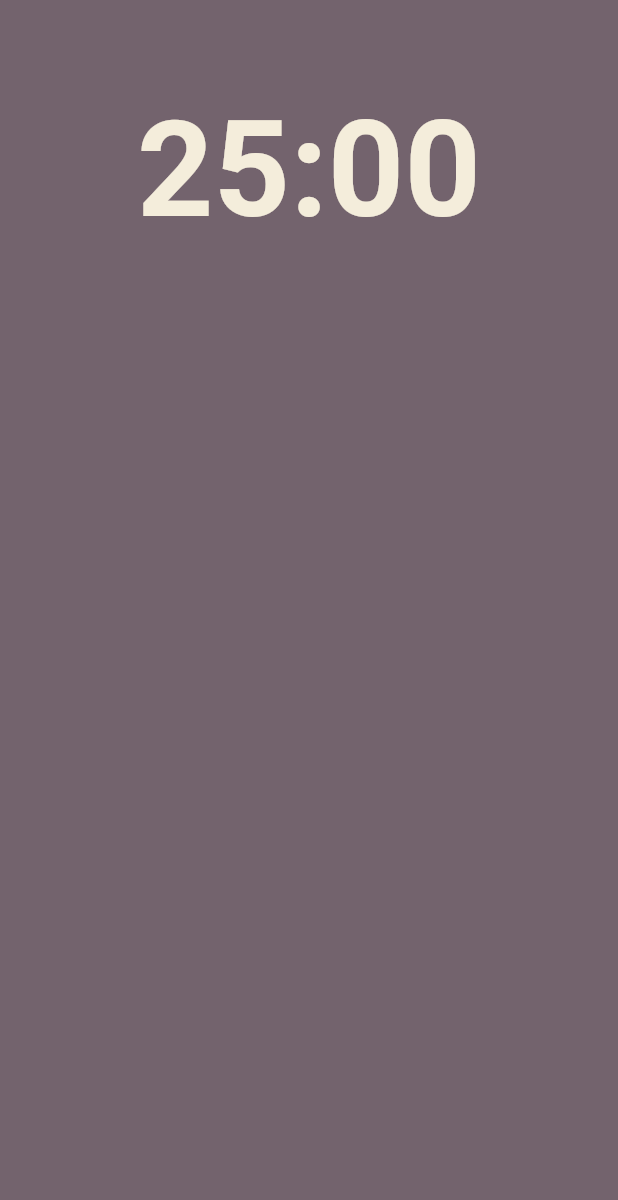
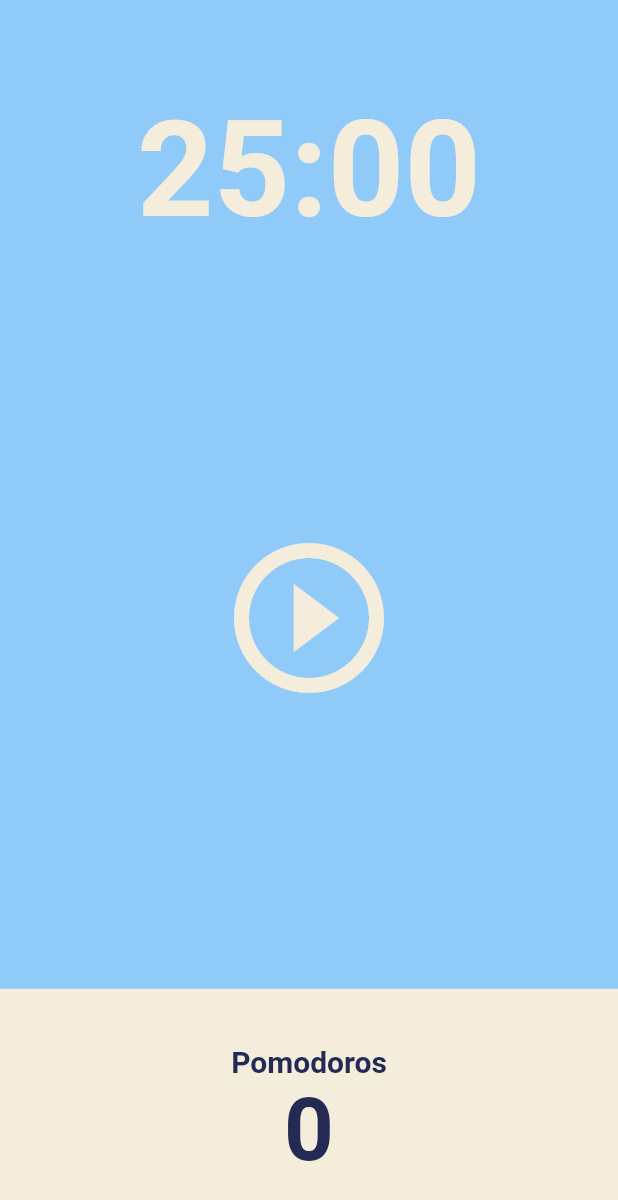
Before and after one commit to leejungmin05/pomodoro_flutter, a Flutter app: the screen it shows after launch, on a phone screen of 412 x 824 dp. Shown: the top 1200 px of the screen. Run offline on Flutter 3.47's test engine with Material 2 defaults, Android fonts, the phone set to English and light mode, and no system bars.

Commit message:
add ui (finished)

```diff
--- a/pomodoro/lib/main.dart
+++ b/pomodoro/lib/main.dart
@@ -13,15 +13,14 @@ class MyApp extends StatelessWidget {
   Widget build(BuildContext context) {
     return MaterialApp(
       theme: ThemeData(
-       backgroundColor: const Color(0xFFE72626C),
-       textTheme: const TextTheme(
-        headline1: TextStyle(
-          color: Color(0xFF232B55),
+        textTheme: const TextTheme(
+          displayLarge: TextStyle(
+            color: Color(0xFF232B55),
+          ),
         ),
-       ),
-       cardColor: const Color(0xFFF4EDDB),
+        cardColor: const Color(0xFFF4EDDB),
       ),
-      home: HomeScreen(),
+      home: const HomeScreen(),
     );
   }
 }
--- a/pomodoro/lib/screens/home_screen.dart
+++ b/pomodoro/lib/screens/home_screen.dart
@@ -11,7 +11,7 @@ class _HomeScreenState extends State<HomeScreen> {
   @override
   Widget build(BuildContext context) {
     return Scaffold(
-      backgroundColor: Theme.of(context).backgroundColor,
+      backgroundColor: Theme.of(context).colorScheme.background,
       body: Column(
         children: [
           Flexible(
@@ -30,11 +30,53 @@ class _HomeScreenState extends State<HomeScreen> {
           ),
           Flexible(
             flex: 3,
-            child: Container(),
+            child: Center(
+              child: IconButton(
+                color: Theme.of(context).cardColor,
+                iconSize: 120,
+                onPressed: () {},
+                icon: const Icon(Icons.play_circle_outline),
+              ),
+            ),
           ),
           Flexible(
             flex: 1,
-            child: Container(),
+            child: Row(
+              children: [
+                Expanded(
+                  child: Container(
+                    decoration: BoxDecoration(
+                      color: Theme.of(context).cardColor,
+                    ),
+                    child: Column(
+                      mainAxisAlignment: MainAxisAlignment.center,
+                      children: [
+                        Text(
+                          'Pomodoros',
+                          style: TextStyle(
+                              fontWeight: FontWeight.w600,
+                              fontSize: 20,
+                              color: Theme.of(context)
+                                  .textTheme
+                                  .displayLarge!
+                                  .color),
+                        ),
+                        Text(
+                          '0',
+                          style: TextStyle(
+                              fontWeight: FontWeight.w600,
+                              fontSize: 58,
+                              color: Theme.of(context)
+                                  .textTheme
+                                  .displayLarge!
+                                  .color),
+                        ),
+                      ],
+                    ),
+                  ),
+                ),
+              ],
+            ),
           ),
         ],
       ),
```
